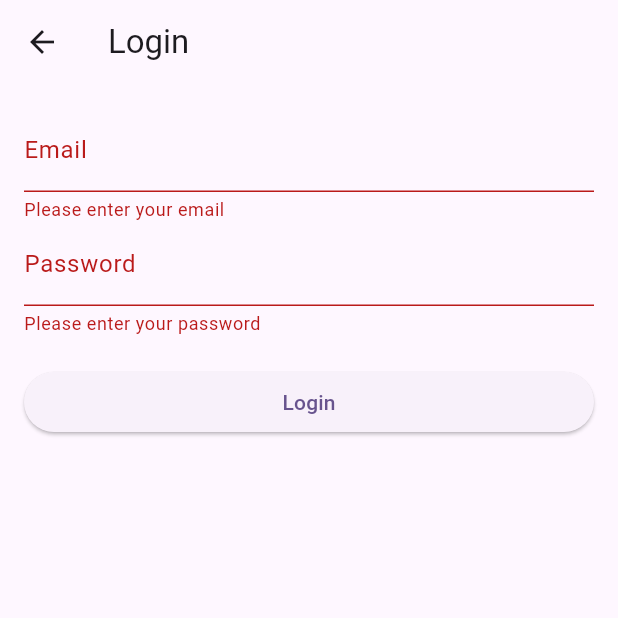
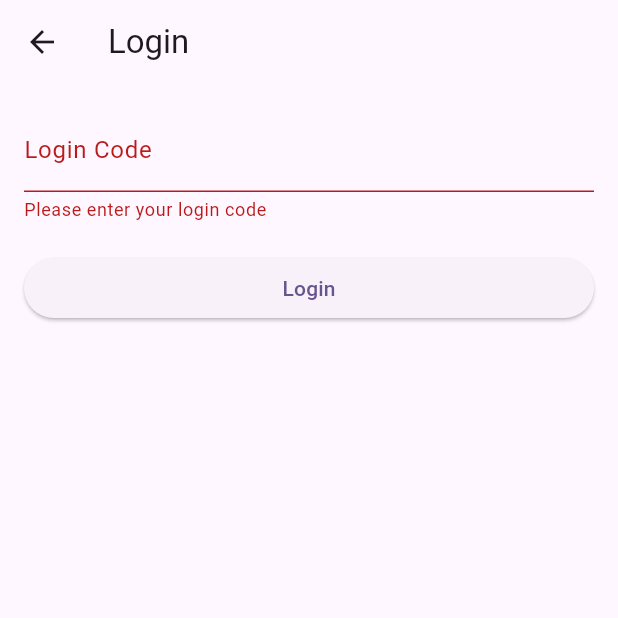
Before and after one commit to shiver225/Senjorams, a Flutter app: the LoginScreen screen opened directly, after a tap on "Login", on a phone screen of 412 x 824 dp, the top half of it. Run offline on Flutter 3.47's test engine with Material 3 defaults, Android fonts, the phone set to English and light mode, and no system bars; our stand-ins replace cloud_firestore, firebase_auth, firebase_core; accounts and stored records are empty.

Commit message:
Code generation and login

```diff
--- a/senjorams/lib/login_ui.dart
+++ b/senjorams/lib/login_ui.dart
@@ -1,6 +1,7 @@
 import 'package:flutter/material.dart';
 import 'package:firebase_auth/firebase_auth.dart';
 import 'package:firebase_core/firebase_core.dart';
+import 'package:cloud_firestore/cloud_firestore.dart';
 import 'package:senjorams/main_screen_ui.dart';
 
 class LoginScreen extends StatefulWidget {
@@ -13,22 +14,40 @@ class LoginScreen extends StatefulWidget {
 class _LoginScreenState extends State<LoginScreen> {
   final _formKey = GlobalKey<FormState>();
   final _auth = FirebaseAuth.instance;
+  final _database = FirebaseFirestore.instance;
 
-  String _email = '';
-  String _password = '';
+
+  String _loginCode = '';
 
   Future<void> _login() async {
   if (_formKey.currentState!.validate()) {
     try {
+      // Query Firestore for the document with a field 'loginCode' equal to the entered login code
+      final querySnapshot = await _database.collection('Users').where('loginCode', isEqualTo: _loginCode).get();
+
+      if (querySnapshot.docs.isNotEmpty) {
+        final userDoc = querySnapshot.docs.first;
+        print(userDoc);
+        final userEmail = userDoc.data()['email'];
+        print(userEmail);
+        final userPassword = userDoc.data()['password'];
+        print(userPassword);
+
+        // Sign in the user using custom token authentication
         final userCredential = await _auth.signInWithEmailAndPassword(
-          email: _email,
-          password: _password,
+          email: userEmail,
+          password: userPassword,
         );
         if (userCredential.user != null) {
           Navigator.pushReplacement(
             context,
-          MaterialPageRoute(builder: (context) => const MainScreen())
+            MaterialPageRoute(builder: (context) => const MainScreen()),
           );
+        }
+      } else {
+        ScaffoldMessenger.of(context).showSnackBar(SnackBar(
+          content: Text('Invalid login code'),
+        ));
       }
     } catch (e) {
       // Handle login errors
@@ -54,32 +73,16 @@ class _LoginScreenState extends State<LoginScreen> {
           child: ListView(
             children: [
               TextFormField(
-                decoration: InputDecoration(labelText: 'Email'),
-                keyboardType: TextInputType.emailAddress,
+                decoration: InputDecoration(labelText: 'Login Code'),
                 validator: (value) {
                   if (value == null || value.isEmpty) {
-                    return 'Please enter your email';
+                    return 'Please enter your login code';
                   }
                   return null;
                 },
                 onChanged: (value) {
                   setState(() {
-                    _email = value;
-                  });
-                },
-              ),
-              TextFormField(
-                decoration: InputDecoration(labelText: 'Password'),
-                obscureText: true,
-                validator: (value) {
-                  if (value == null || value.isEmpty) {
-                    return 'Please enter your password';
-                  }
-                  return null;
-                },
-                onChanged: (value) {
-                  setState(() {
-                    _password = value;
+                    _loginCode = value;
                   });
                 },
               ),
--- a/senjorams/pubspec.yaml
+++ b/senjorams/pubspec.yaml
@@ -40,6 +40,7 @@ dependencies:
   cloud_firestore: ^4.15.5
   intl: ^0.19.0
   firebase_database: ^10.4.10
+  mailer: ^6.1.0
 
 dev_dependencies:
   flutter_test:
```
Also changed, not shown: senjorams/lib/main_screen_ui.dart (+8 -2 lines), senjorams/lib/register_ui.dart (+29 -11 lines), senjorams/pubspec.lock. Lines whose indentation alone changed are shown as unchanged.
